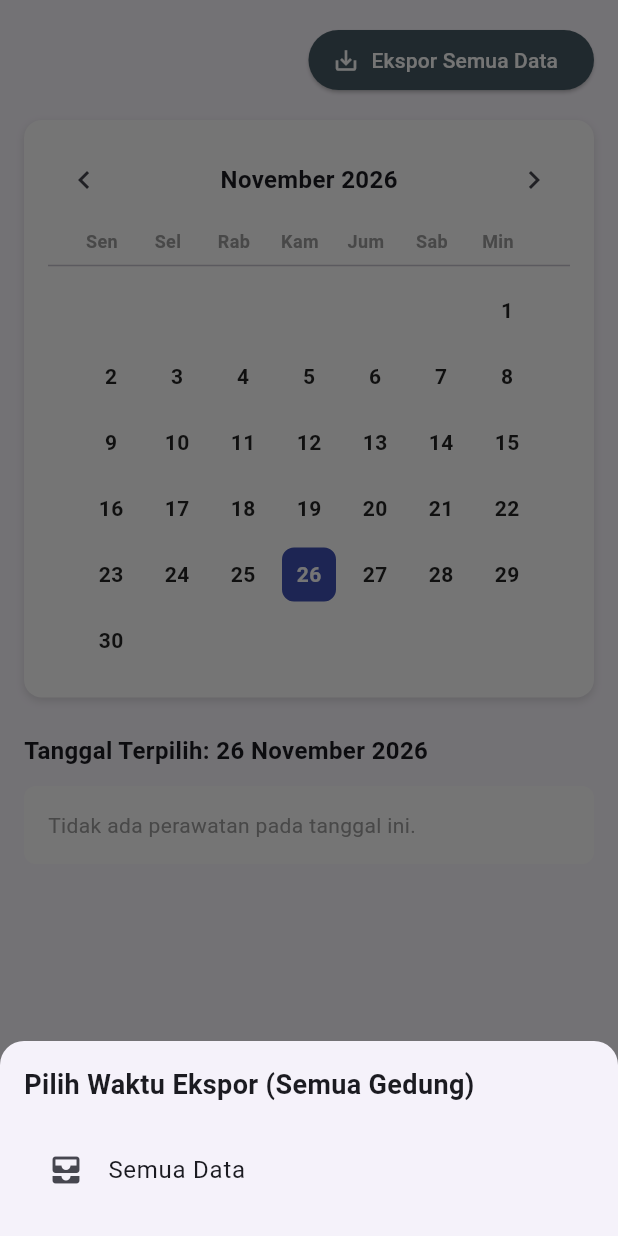
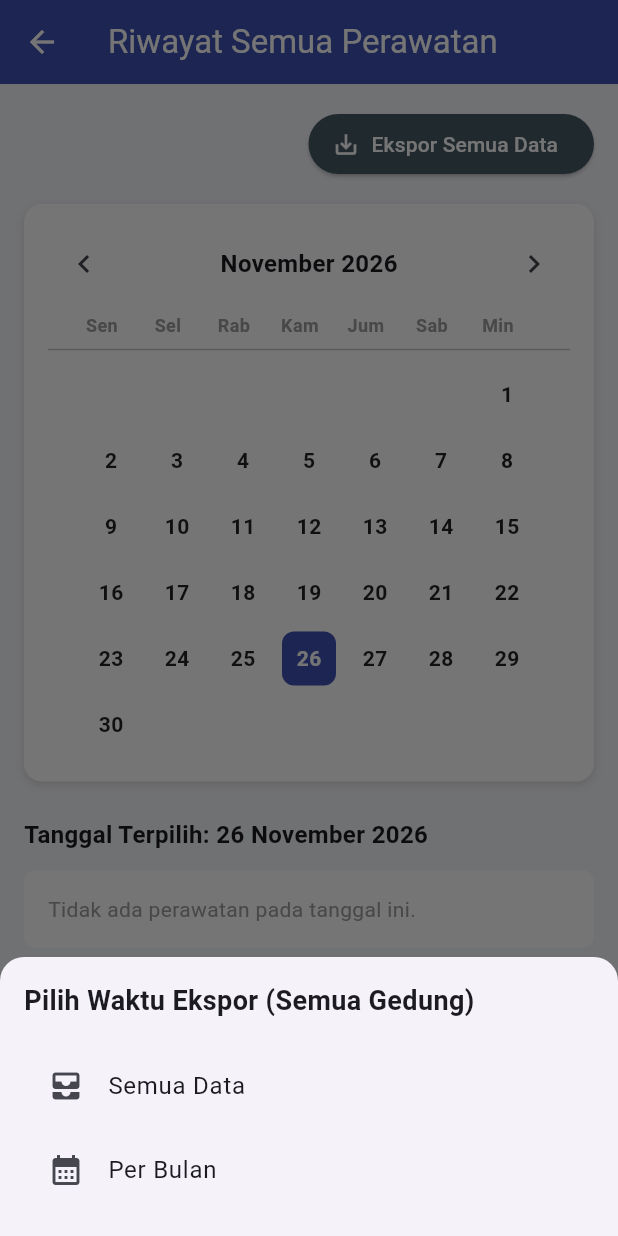
Before and after one commit to BagusAhmadi/aplikasi_perawatan_itrr, a Flutter app: the GlobalRiwayatScreen screen opened directly, after a tap on "Ekspor Semua Data", on a phone screen of 412 x 824 dp. Run offline on Flutter 3.47's test engine with Material 3 defaults, Android fonts, the phone set to English and light mode, and no system bars; our stand-ins replace file_picker, pdf, printing, share_plus, sqflite; accounts and stored records are empty.

Commit message:
v25.9375 tabel kosong

```diff
--- a/lib/screens/global_riwayat_screen.dart
+++ b/lib/screens/global_riwayat_screen.dart
@@ -92,9 +92,18 @@ class _GlobalRiwayatScreenState extends State<GlobalRiwayatScreen> {
 
   @override
   Widget build(BuildContext context) {
-    if (_isLoading) return const Center(child: CircularProgressIndicator());
+    if (_isLoading) return const Scaffold(body: Center(child: CircularProgressIndicator()));
 
-    return SingleChildScrollView(
+    // Membungkus seluruh konten dengan Scaffold dan AppBar
+    return Scaffold(
+      backgroundColor: const Color(0xFFF5F6FA),
+      appBar: AppBar(
+        title: const Text('Riwayat Semua Perawatan'),
+        backgroundColor: const Color(0xFF3F51B5),
+        foregroundColor: Colors.white,
+        // Tombol back otomatis muncul karena halaman ini dibuka via Navigator.push
+      ),
+      body: SingleChildScrollView(
         padding: const EdgeInsets.all(16),
         child: Column(
           crossAxisAlignment: CrossAxisAlignment.stretch,
@@ -104,7 +113,6 @@ class _GlobalRiwayatScreenState extends State<GlobalRiwayatScreen> {
               alignment: Alignment.centerRight,
               child: ElevatedButton.icon(
                 onPressed: () async {
-                // Kita buat fungsi ekspor manual di sini untuk semua gedung
                   _eksporSemuaData();
                 },
                 icon: const Icon(Icons.save_alt),
@@ -186,6 +194,7 @@ class _GlobalRiwayatScreenState extends State<GlobalRiwayatScreen> {
                 ..._getDataForSelectedDate().map((item) => _buildRiwayatCard(item)),
             ],
           ],
+        ),
       ),
     );
   }
@@ -344,7 +353,20 @@ class _GlobalRiwayatScreenState extends State<GlobalRiwayatScreen> {
                     GensetRiwayatLogic.mulaiEksporDatabase(context, _loadData, filterGedung: 'semua');
                   },
                 ),
-                // ... (Bisa ditambahkan filter bulan/hari di sini jika mau)
+                ListTile(
+                  leading: const Icon(Icons.calendar_month),
+                  title: const Text('Per Bulan'),
+                  onTap: () async {
+                    Navigator.pop(ctx);
+                    final picked = await showDatePicker(
+                      context: context, initialDate: DateTime.now(), firstDate: DateTime(2020), lastDate: DateTime(2030),
+                      helpText: 'Pilih Bulan (Tanggal tidak penting)',
+                    );
+                    if (picked != null) {
+                      // Catatan: Perlu penyesuaian pada GensetRiwayatLogic jika ingin ekspor per bulan dengan filter 'semua'
+                    }
+                  },
+                ),
               ],
             ),
           ),
```
Also changed, not shown: lib/screens/cetak_blanko_screen.dart (+8 -3 lines). Lines whose indentation alone changed are shown as unchanged.
